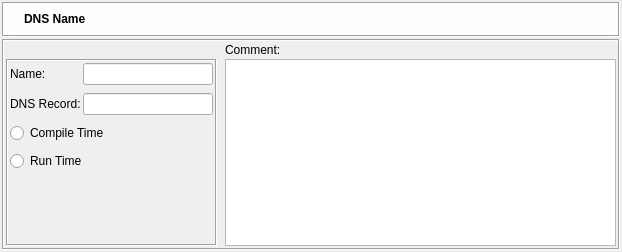
Qt form src/gui/dnsnamedialog_q.ui (fwbuilder/fwbuilder) before a commit.
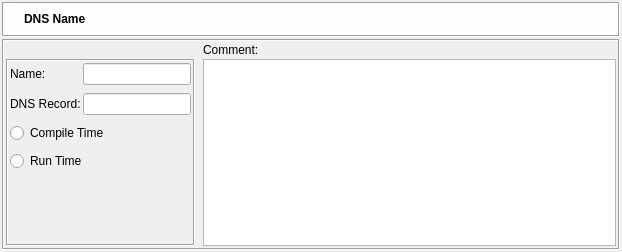
The same form after that commit. Icons and pictures are not drawn.

```diff
--- a/src/gui/dnsnamedialog_q.ui
+++ b/src/gui/dnsnamedialog_q.ui
@@ -280,7 +280,7 @@
              </property>
              <property name="minimumSize" >
               <size>
-               <width>130</width>
+               <width>0</width>
                <height>0</height>
               </size>
              </property>
```
